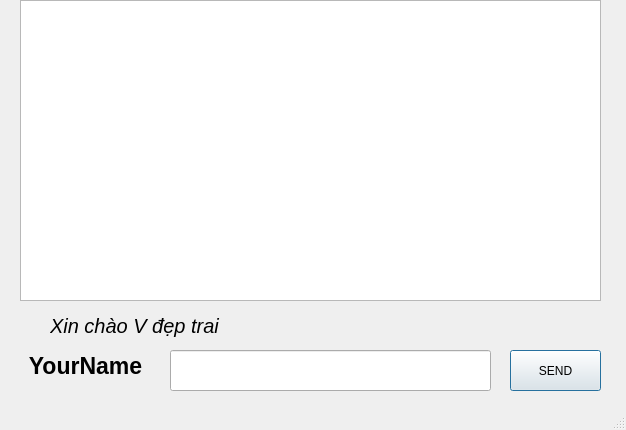
vuongcris4/TT_Python, file socket_programing/message_windows.ui: the form before one commit.
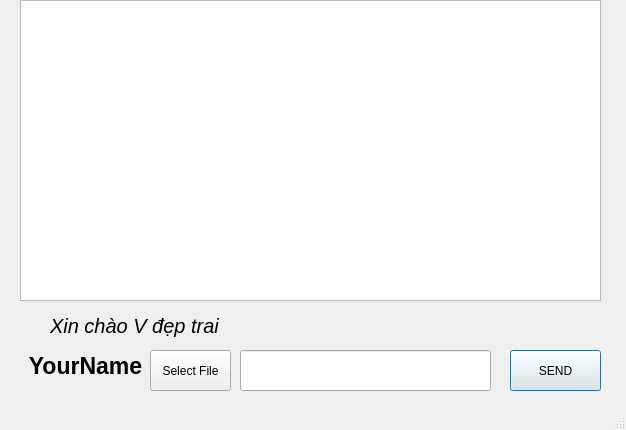
The form after the commit.

The edit to the form file:
```diff
--- a/socket_programing/message_windows.ui
+++ b/socket_programing/message_windows.ui
@@ -91,9 +91,9 @@
    <widget class="QLineEdit" name="txtMessage">
     <property name="geometry">
      <rect>
-      <x>170</x>
+      <x>240</x>
       <y>350</y>
-      <width>321</width>
+      <width>251</width>
       <height>41</height>
      </rect>
     </property>
@@ -107,6 +107,19 @@
      <string/>
     </property>
    </widget>
+   <widget class="QPushButton" name="btnFile">
+    <property name="geometry">
+     <rect>
+      <x>150</x>
+      <y>350</y>
+      <width>81</width>
+      <height>41</height>
+     </rect>
+    </property>
+    <property name="text">
+     <string>Select File</string>
+    </property>
+   </widget>
   </widget>
   <widget class="QStatusBar" name="statusbar"/>
  </widget>
```
